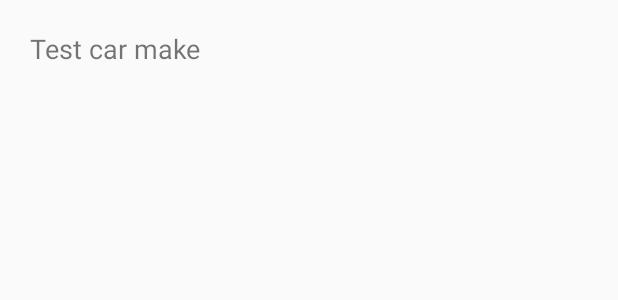
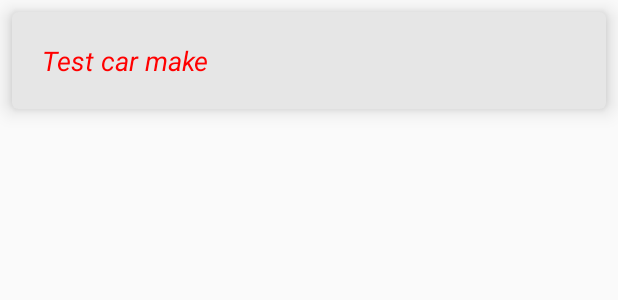
Before and after one commit to mariusgherman/androidfundamentals, an Android app: the layout recycler_item.xml on its own in the app's theme, with its tools: preview values and no code run, on a phone screen of 412 x 824 dp. Shown: the top 300 px of the screen. Run offline under Robolectric (Android 15) with nearby library versions, the phone set to English and light mode, and no system bars.

Commit message:
styles app extension

```diff
--- a/app/build.gradle
+++ b/app/build.gradle
@@ -30,6 +30,8 @@ dependencies {
 
     implementation 'androidx.appcompat:appcompat:1.1.0'
     implementation 'androidx.constraintlayout:constraintlayout:1.1.3'
+    implementation 'androidx.cardview:cardview:1.0.0'
+    implementation 'com.google.android.material:material:1.2.0'
 
     implementation 'com.squareup.retrofit2:retrofit:2.9.0'
     implementation 'com.squareup.retrofit2:converter-gson:2.9.0'
--- a/app/src/main/AndroidManifest.xml
+++ b/app/src/main/AndroidManifest.xml
@@ -3,6 +3,7 @@
     package="com.example.myapplication">
 
     <uses-permission android:name="android.permission.INTERNET" />
+    <uses-permission android:name="android.permission.CAMERA" />
 
     <application
         android:allowBackup="true"
@@ -20,8 +21,7 @@
             </intent-filter>
         </activity>
 
-        <activity android:name=".MainActivity">
-        </activity>
+        <activity android:name=".MainActivity"></activity>
     </application>
 
 </manifest>
--- a/app/src/main/res/layout/activity_login.xml
+++ b/app/src/main/res/layout/activity_login.xml
@@ -8,6 +8,7 @@
     tools:context=".LoginActivity">
 
     <EditText
+        style="@style/MyCustomTextStyle"
         android:id="@+id/username"
         android:layout_width="match_parent"
         android:layout_height="wrap_content"
@@ -16,6 +17,7 @@
         app:layout_constraintTop_toTopOf="parent" />
 
     <EditText
+        style="@style/MyCustomTextStyle"
         android:id="@+id/password"
         android:layout_width="match_parent"
         android:layout_height="wrap_content"
--- a/app/src/main/res/layout/recycler_item.xml
+++ b/app/src/main/res/layout/recycler_item.xml
@@ -1,11 +1,24 @@
 <?xml version="1.0" encoding="utf-8"?>
-<LinearLayout xmlns:android="http://schemas.android.com/apk/res/android"
+
+<androidx.cardview.widget.CardView xmlns:android="http://schemas.android.com/apk/res/android"
     xmlns:tools="http://schemas.android.com/tools"
+    xmlns:app="http://schemas.android.com/apk/res-auto"
+    android:layout_width="match_parent"
+    android:layout_height="wrap_content"
+    android:clickable="true"
+    android:foreground="?android:attr/selectableItemBackground"
+    app:cardBackgroundColor="#E6E6E6"
+    app:cardCornerRadius="4dp"
+    app:cardElevation="8dp"
+    android:layout_margin="8dp">
+
+    <LinearLayout
         android:layout_width="match_parent"
         android:layout_height="wrap_content"
         android:orientation="vertical">
 
         <TextView
+            style="@style/MyCustomTextStyle"
             android:id="@+id/car_make"
             android:layout_width="match_parent"
             android:layout_height="wrap_content"
@@ -14,3 +27,5 @@
             tools:text="Test car make" />
 
     </LinearLayout>
+
+</androidx.cardview.widget.CardView>
--- a/app/src/main/res/values/colors.xml
+++ b/app/src/main/res/values/colors.xml
@@ -1,6 +1,6 @@
 <?xml version="1.0" encoding="utf-8"?>
 <resources>
-    <color name="colorPrimary">#008577</color>
-    <color name="colorPrimaryDark">#00574B</color>
+    <color name="colorPrimary">#356cf1</color>
+    <color name="colorPrimaryDark">#284ecc</color>
     <color name="colorAccent">#D81B60</color>
 </resources>
--- a/app/src/main/res/values/styles.xml
+++ b/app/src/main/res/values/styles.xml
@@ -6,6 +6,14 @@
         <item name="colorPrimary">@color/colorPrimary</item>
         <item name="colorPrimaryDark">@color/colorPrimaryDark</item>
         <item name="colorAccent">@color/colorAccent</item>
+        <item name="android:windowLightStatusBar">false</item>
+    </style>
+
+    <style name="MyCustomTextStyle">
+        <item name="android:textColor">#FF0000</item>
+        <item name="android:textStyle">italic</item>
+        <item name="android:textSize">16sp</item>
+
     </style>
 
 </resources>
```
Also changed, not shown: app/src/main/java/com/example/myapplication/MainActivity.java (+40 -0 lines), app/src/main/res/layout/activity_main.xml (+13 -2 lines). Lines whose indentation alone changed are shown as unchanged.
